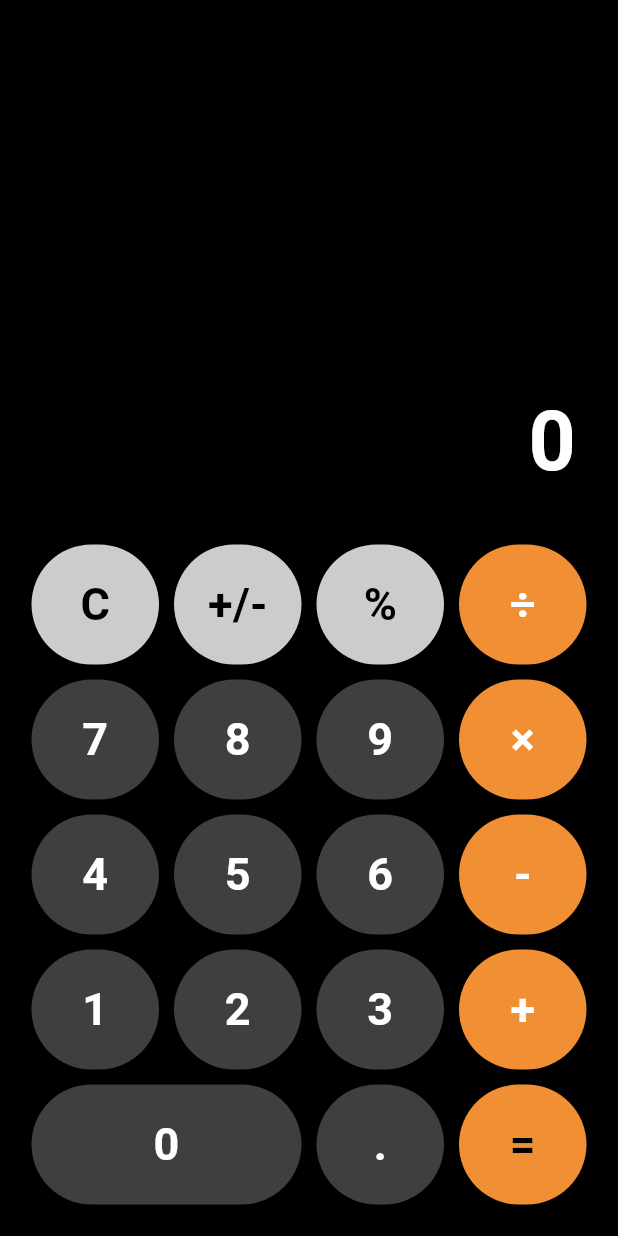
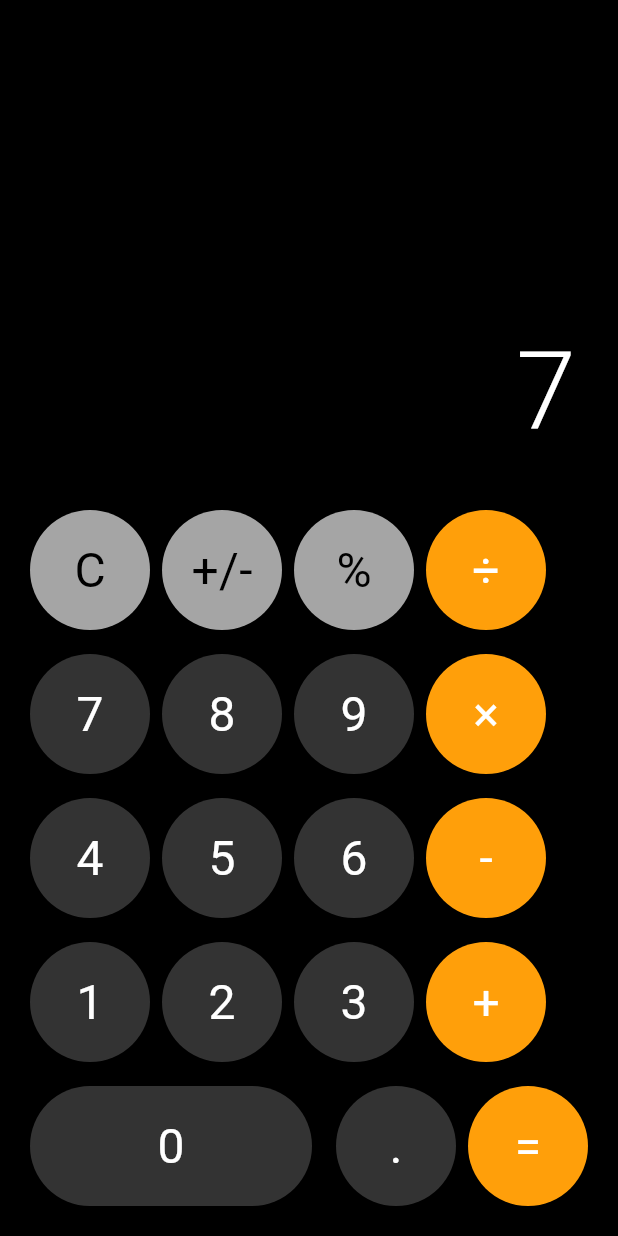
Before and after one commit to Osama0O0/smart-calc, a Flutter app: the screen it shows after launch, after a tap on an icon or button, on a phone screen of 412 x 824 dp. Run offline on Flutter 3.47's test engine with Material 3 defaults, Android fonts, the phone set to English and light mode, and no system bars.

Commit message:
end edit

```diff
--- a/lib/main.dart
+++ b/lib/main.dart
@@ -30,6 +30,75 @@ class _CalculatorScreenState extends State<CalculatorScreen> {
   String _operation = "";
   bool _shouldResetInput = false;
 
+  void _buttonPressed(String buttonText) {
+    setState(() {
+      if (buttonText == "C") {
+        _output = "0";
+        _currentInput = "";
+        _num1 = 0;
+        _num2 = 0;
+        _operation = "";
+      } else if (buttonText == "+/-") {
+        if (_output != "0") {
+          if (_output.startsWith("-")) {
+            _output = _output.substring(1);
+          } else {
+            _output = "-" + _output;
+          }
+        }
+      } else if (buttonText == "%") {
+        _output = (double.parse(_output) / 100).toString();
+        if (_output.endsWith(".0")) {
+          _output = _output.substring(0, _output.length - 2);
+        }
+      } else if (buttonText == "+" ||
+          buttonText == "-" ||
+          buttonText == "×" ||
+          buttonText == "÷") {
+        _num1 = double.parse(_output);
+        _operation = buttonText;
+        _shouldResetInput = true;
+      } else if (buttonText == "=") {
+        if (_operation.isNotEmpty) {
+          _num2 = double.parse(_output);
+
+          switch (_operation) {
+            case "+":
+              _output = (_num1 + _num2).toString();
+              break;
+            case "-":
+              _output = (_num1 - _num2).toString();
+              break;
+            case "×":
+              _output = (_num1 * _num2).toString();
+              break;
+            case "÷":
+              _output = (_num1 / _num2).toString();
+              break;
+          }
+
+          if (_output.endsWith(".0")) {
+            _output = _output.substring(0, _output.length - 2);
+          }
+
+          _operation = "";
+          _shouldResetInput = true;
+        }
+      } else if (buttonText == ".") {
+        if (!_output.contains(".")) {
+          _output += ".";
+        }
+      } else {
+        if (_output == "0" || _shouldResetInput) {
+          _output = buttonText;
+          _shouldResetInput = false;
+        } else {
+          _output += buttonText;
+        }
+      }
+    });
+  }
+
   @override
   Widget build(BuildContext context) {
     return Scaffold(
@@ -45,145 +114,156 @@ class _CalculatorScreenState extends State<CalculatorScreen> {
               child: Text(
                 _output,
                 style: TextStyle(
-                    fontSize: 55,
-                    fontWeight: FontWeight.bold,
-                    color: Colors.white),
+                  fontSize: 72,
+                  fontWeight: FontWeight.w300,
+                  color: Colors.white,
+                ),
               ),
             ),
             Column(
               children: [
                 Row(
                   children: [
-                    Expanded(
-                      child: buttonCalc(
+                    buttonCalc(
                       textBtn: "C",
-                          color: const Color.fromARGB(255, 204, 204, 204),
-                          textColor: Colors.black),
+                      color: const Color(0xFFA5A5A5),
+                      textColor: Colors.black,
+                      onPressed: () => _buttonPressed("C"),
                     ),
-                    Expanded(
-                      child: buttonCalc(
+                    buttonCalc(
                       textBtn: "+/-",
-                          color: const Color.fromARGB(255, 204, 204, 204),
-                          textColor: Colors.black),
+                      color: const Color(0xFFA5A5A5),
+                      textColor: Colors.black,
+                      onPressed: () => _buttonPressed("+/-"),
                     ),
-                    Expanded(
-                      child: buttonCalc(
+                    buttonCalc(
                       textBtn: "%",
-                          color: const Color.fromARGB(255, 204, 204, 204),
-                          textColor: Colors.black),
+                      color: const Color(0xFFA5A5A5),
+                      textColor: Colors.black,
+                      onPressed: () => _buttonPressed("%"),
                     ),
-                    Expanded(
-                      child: buttonCalc(
+                    buttonCalc(
                       textBtn: "÷",
-                          color: const Color.fromARGB(255, 240, 143, 52),
-                          textColor: Colors.white),
+                      color: const Color(0xFFFF9F0A),
+                      textColor: Colors.white,
+                      onPressed: () => _buttonPressed("÷"),
                     ),
                   ],
                 ),
+                SizedBox(height: 8),
                 Row(
                   children: [
-                    Expanded(
-                      child: buttonCalc(
+                    buttonCalc(
                       textBtn: "7",
-                          color: const Color.fromARGB(255, 63, 63, 63),
-                          textColor: Colors.white),
+                      color: const Color(0xFF333333),
+                      textColor: Colors.white,
+                      onPressed: () => _buttonPressed("7"),
                     ),
-                    Expanded(
-                      child: buttonCalc(
+                    buttonCalc(
                       textBtn: "8",
-                          color: const Color.fromARGB(255, 63, 63, 63),
-                          textColor: Colors.white),
+                      color: const Color(0xFF333333),
+                      textColor: Colors.white,
+                      onPressed: () => _buttonPressed("8"),
                     ),
-                    Expanded(
-                      child: buttonCalc(
+                    buttonCalc(
                       textBtn: "9",
-                          color: const Color.fromARGB(255, 63, 63, 63),
-                          textColor: Colors.white),
+                      color: const Color(0xFF333333),
+                      textColor: Colors.white,
+                      onPressed: () => _buttonPressed("9"),
                     ),
-                    Expanded(
-                      child: buttonCalc(
+                    buttonCalc(
                       textBtn: "×",
-                          color: const Color.fromARGB(255, 240, 143, 52),
-                          textColor: Colors.white),
+                      color: const Color(0xFFFF9F0A),
+                      textColor: Colors.white,
+                      onPressed: () => _buttonPressed("×"),
                     ),
                   ],
                 ),
+                SizedBox(height: 8),
                 Row(
                   children: [
-                    Expanded(
-                      child: buttonCalc(
+                    buttonCalc(
                       textBtn: "4",
-                          color: const Color.fromARGB(255, 63, 63, 63),
-                          textColor: Colors.white),
+                      color: const Color(0xFF333333),
+                      textColor: Colors.white,
+                      onPressed: () => _buttonPressed("4"),
                     ),
-                    Expanded(
-                      child: buttonCalc(
+                    buttonCalc(
                       textBtn: "5",
-                          color: const Color.fromARGB(255, 63, 63, 63),
-                          textColor: Colors.white),
+                      color: const Color(0xFF333333),
+                      textColor: Colors.white,
+                      onPressed: () => _buttonPressed("5"),
                     ),
-                    Expanded(
-                      child: buttonCalc(
+                    buttonCalc(
                       textBtn: "6",
-                          color: const Color.fromARGB(255, 63, 63, 63),
-                          textColor: Colors.white),
+                      color: const Color(0xFF333333),
+                      textColor: Colors.white,
+                      onPressed: () => _buttonPressed("6"),
                     ),
-                    Expanded(
-                      child: buttonCalc(
+                    buttonCalc(
                       textBtn: "-",
-                          color: const Color.fromARGB(255, 240, 143, 52),
-                          textColor: Colors.white),
+                      color: const Color(0xFFFF9F0A),
+                      textColor: Colors.white,
+                      onPressed: () => _buttonPressed("-"),
                     ),
                   ],
                 ),
+                SizedBox(height: 8),
                 Row(
                   children: [
-                    Expanded(
-                      child: buttonCalc(
+                    buttonCalc(
                       textBtn: "1",
-                          color: const Color.fromARGB(255, 63, 63, 63),
-                          textColor: Colors.white),
+                      color: const Color(0xFF333333),
+                      textColor: Colors.white,
+                      onPressed: () => _buttonPressed("1"),
                     ),
-                    Expanded(
-                      child: buttonCalc(
+                    buttonCalc(
                       textBtn: "2",
-                          color: const Color.fromARGB(255, 63, 63, 63),
-                          textColor: Colors.white),
+                      color: const Color(0xFF333333),
+                      textColor: Colors.white,
+                      onPressed: () => _buttonPressed("2"),
                     ),
-                    Expanded(
-                      child: buttonCalc(
+                    buttonCalc(
                       textBtn: "3",
-                          color: const Color.fromARGB(255, 63, 63, 63),
-                          textColor: Colors.white),
+                      color: const Color(0xFF333333),
+                      textColor: Colors.white,
+                      onPressed: () => _buttonPressed("3"),
                     ),
-                    Expanded(
-                      child: buttonCalc(
+                    buttonCalc(
                       textBtn: "+",
-                          color: const Color.fromARGB(255, 240, 143, 52),
-                          textColor: Colors.white),
+                      color: const Color(0xFFFF9F0A),
+                      textColor: Colors.white,
+                      onPressed: () => _buttonPressed("+"),
                     ),
                   ],
                 ),
+                SizedBox(height: 8),
                 Row(
                   children: [
                     Expanded(
                       flex: 2,
+                      child: Padding(
+                        padding: EdgeInsets.only(right: 8),
                         child: buttonCalc(
                           textBtn: "0",
-                          color: const Color.fromARGB(255, 63, 63, 63),
-                          textColor: Colors.white),
+                          color: const Color(0xFF333333),
+                          textColor: Colors.white,
+                          onPressed: () => _buttonPressed("0"),
+                          isZero: true,
                         ),
-                    Expanded(
-                      child: buttonCalc(
+                      ),
+                    ),
+                    buttonCalc(
                       textBtn: ".",
-                          color: const Color.fromARGB(255, 63, 63, 63),
-                          textColor: Colors.white),
+                      color: const Color(0xFF333333),
+                      textColor: Colors.white,
+                      onPressed: () => _buttonPressed("."),
                     ),
-                    Expanded(
-                      child: buttonCalc(
+                    buttonCalc(
                       textBtn: "=",
-                          color: const Color.fromARGB(255, 240, 143, 52),
-                          textColor: Colors.black),
+                      color: const Color(0xFFFF9F0A),
+                      textColor: Colors.white,
+                      onPressed: () => _buttonPressed("="),
                     ),
                   ],
                 ),
@@ -196,21 +276,37 @@ class _CalculatorScreenState extends State<CalculatorScreen> {
   }
 }
 
-Widget buttonCalc(
-    {required String textBtn, required Color color, required Color textColor}) {
+Widget buttonCalc({
+  required String textBtn,
+  required Color color,
+  required Color textColor,
+  required VoidCallback onPressed,
+  bool isZero = false,
+}) {
   return Container(
     height: 80,
-      width: 80,
-      margin: EdgeInsets.all(5),
-      decoration:
-          BoxDecoration(color: color, borderRadius: BorderRadius.circular(50)),
+    width: isZero ? 172 : 80,
+    margin: EdgeInsets.all(4),
+    decoration: BoxDecoration(
+      color: color,
+      borderRadius: BorderRadius.circular(40),
+    ),
+    child: Material(
+      color: Colors.transparent,
       child: InkWell(
-        onTap: () {},
+        borderRadius: BorderRadius.circular(40),
+        onTap: onPressed,
         child: Center(
-            child: Text(textBtn,
+          child: Text(
+            textBtn,
             style: TextStyle(
               color: textColor,
-                    fontSize: 30,
-                    fontWeight: FontWeight.bold))),
-      ));
+              fontSize: 32,
+              fontWeight: FontWeight.normal,
+            ),
+          ),
+        ),
+      ),
+    ),
+  );
 }
```
Lines whose indentation alone changed are shown as unchanged.
